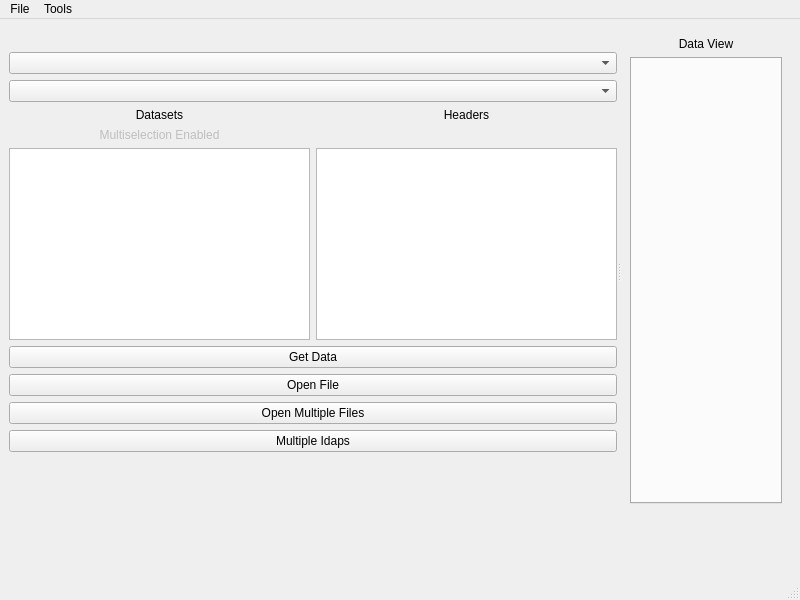
This is Phobos3/PyqtTest.ui in stephgm/analytix as Qt 5 draws it before an edit. The edited form follows.
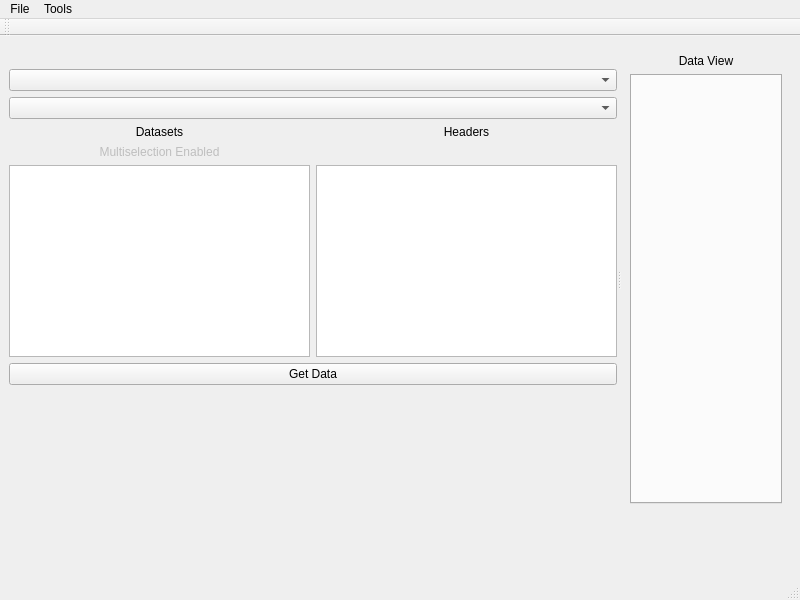
This is the edited form. Icons and pictures are not drawn.

Patch:
```diff
--- a/Phobos3/PyqtTest.ui
+++ b/Phobos3/PyqtTest.ui
@@ -108,19 +108,8 @@
             <verstretch>0</verstretch>
            </sizepolicy>
           </property>
-         </widget>
-        </item>
-        <item row="5" column="0">
-         <widget class="QPushButton" name="Button2">
-          <property name="text">
-           <string>Open File</string>
-          </property>
-         </widget>
-        </item>
-        <item row="7" column="0">
-         <widget class="QPushButton" name="OpenMultipleIdaps">
-          <property name="text">
-           <string>Multiple Idaps</string>
+          <property name="frame">
+           <bool>true</bool>
           </property>
          </widget>
         </item>
@@ -134,7 +123,7 @@
           </property>
          </widget>
         </item>
-        <item row="8" column="0">
+        <item row="5" column="0">
          <spacer name="verticalSpacer">
           <property name="orientation">
            <enum>Qt::Vertical</enum>
@@ -152,12 +141,9 @@
           <property name="text">
            <string>Get Data</string>
           </property>
-         </widget>
-        </item>
-        <item row="6" column="0">
-         <widget class="QPushButton" name="Button3">
-          <property name="text">
-           <string>Open Multiple Files</string>
+          <property name="icon">
+           <iconset>
+            <normaloff>resources/standard_query.jpg</normaloff>resources/standard_query.jpg</iconset>
           </property>
          </widget>
         </item>
@@ -245,6 +231,17 @@
    <addaction name="menuTools"/>
   </widget>
   <widget class="QStatusBar" name="statusbar"/>
+  <widget class="QToolBar" name="toolBar">
+   <property name="windowTitle">
+    <string>toolBar</string>
+   </property>
+   <attribute name="toolBarArea">
+    <enum>TopToolBarArea</enum>
+   </attribute>
+   <attribute name="toolBarBreak">
+    <bool>false</bool>
+   </attribute>
+  </widget>
   <action name="actionOpen_Single_File">
    <property name="text">
     <string>Open Single File</string>
```
